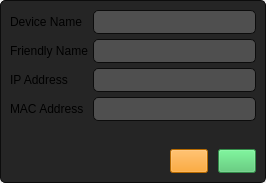
First picture: the form in src/gui/deviceinfowidget.ui, repository tom-23/TasmoManager, before the edit.
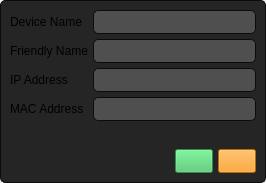
Second picture: the form after the edit. Icons and pictures are not drawn.

What changed in the file:
```diff
--- a/src/gui/deviceinfowidget.ui
+++ b/src/gui/deviceinfowidget.ui
@@ -143,7 +143,7 @@
       <item>
        <layout class="QHBoxLayout" name="horizontalLayout">
         <property name="spacing">
-         <number>10</number>
+         <number>5</number>
         </property>
         <item>
          <spacer name="horizontalSpacer">
@@ -159,14 +159,14 @@
          </spacer>
         </item>
         <item>
-         <widget class="QPushButton" name="revertButton">
+         <widget class="QPushButton" name="saveButton">
           <property name="text">
            <string/>
           </property>
          </widget>
         </item>
         <item>
-         <widget class="QPushButton" name="saveButton">
+         <widget class="QPushButton" name="revertButton">
           <property name="text">
            <string/>
           </property>
```
